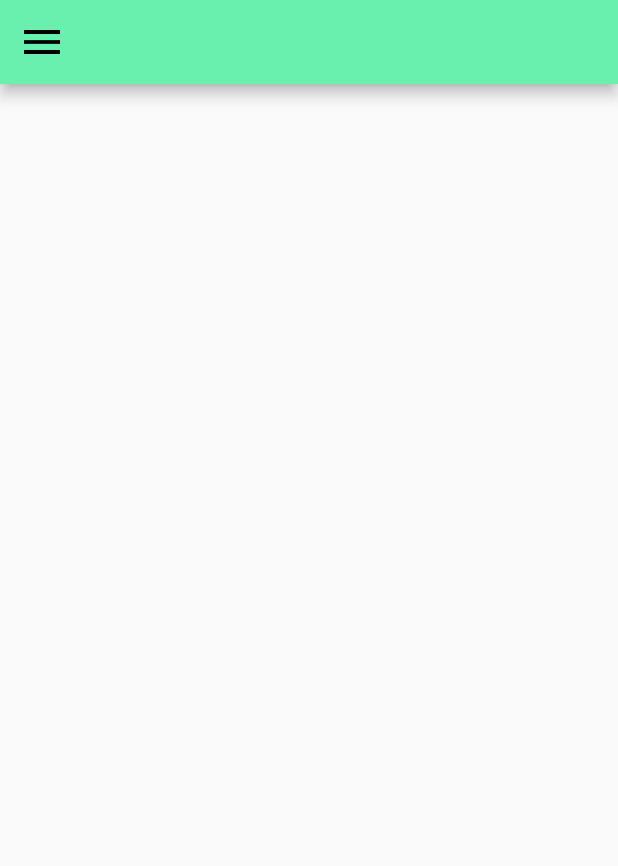
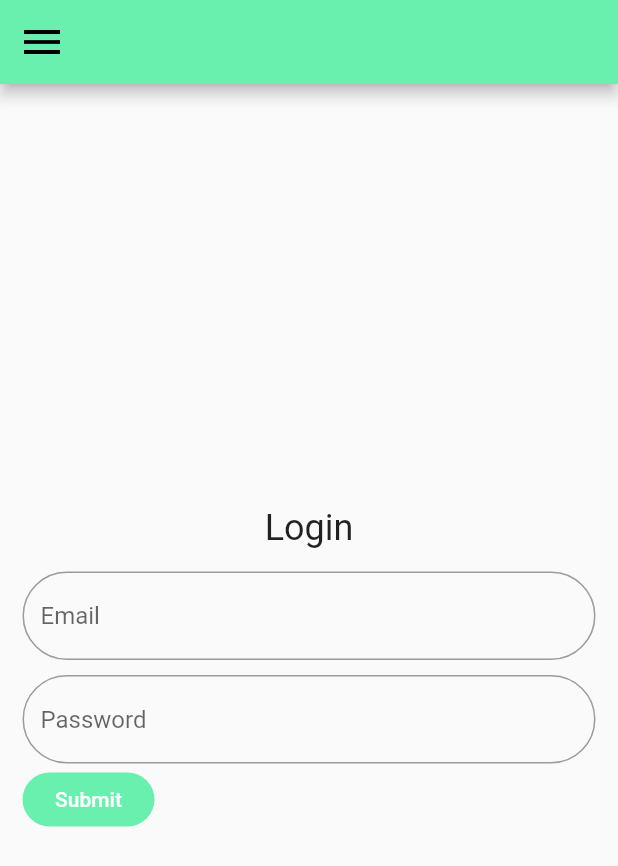
Before and after one commit to jessebelcourt/travel-gear-mobile, a Flutter app: the LoginView screen opened by its route, on a phone screen of 412 x 824 dp. Shown: the top 866 px of the screen. Run offline on Flutter 3.47's test engine with Material 2 defaults, Android fonts, the phone set to English and light mode, and no system bars; our stand-ins replace dio, equatable, flutter_redux, flutter_secure_storage, redux; accounts and stored records are empty; network calls fail.

Commit message:
Updated login view with input fields and submit button.

```diff
--- a/lib/ui/views/login_view.dart
+++ b/lib/ui/views/login_view.dart
@@ -18,7 +18,98 @@ class _LoginViewState extends State<LoginView> {
       key: _scaffoldKey,
       drawer: CustomAppDrawer(),
       appBar: CustomAppBar(scaffoldKey: _scaffoldKey),
-      body: ListView(),
+      body: Container(
+        padding: EdgeInsets.symmetric(
+          horizontal: 15,
+        ),
+        child: Column(
+          mainAxisAlignment: MainAxisAlignment.center,
+          children: <Widget>[
+            ListView(
+              shrinkWrap: true,
+              children: <Widget>[
+                _buildViewLabel(),
+                _buildEmailField(),
+                _buildPasswordField(),
+                _submitButton(context),
+              ],
+            ),
+          ],
+        ),
+      ),
+    );
+  }
+
+  Row _submitButton(BuildContext context) {
+    return Row(
+                children: <Widget>[
+                  FlatButton(
+                    shape: RoundedRectangleBorder(
+                      borderRadius: BorderRadius.circular(30),
+                    ),
+                    color: Theme.of(context).primaryColor,
+                    child: Container(
+                      padding: EdgeInsets.symmetric(
+                        vertical: 5,
+                      ),
+                      child: Text(
+                        'Submit',
+                        style: TextStyle(
+                          color: Colors.white,
+                        ),
+                      ),
+                    ),
+                    onPressed: () {
+                      print('login');
+                    },
+                  ),
+                ],
+              );
+  }
+
+  Container _buildViewLabel() {
+    return Container(
+      padding: EdgeInsets.symmetric(
+        vertical: 15,
+      ),
+      alignment: Alignment.center,
+      child: Text(
+        'Login',
+        style: TextStyle(
+          fontSize: 24,
+        ),
+      ),
+    );
+  }
+
+  Container _buildPasswordField() {
+    return Container(
+      child: TextField(
+        obscureText: true,
+        decoration: InputDecoration(
+          hintText: "Password",
+          border: OutlineInputBorder(
+            borderRadius: BorderRadius.circular(30),
+          ),
+        ),
+      ),
+    );
+  }
+
+  Container _buildEmailField() {
+    return Container(
+      margin: EdgeInsets.only(
+        bottom: 10,
+      ),
+      child: TextField(
+        keyboardType: TextInputType.emailAddress,
+        decoration: InputDecoration(
+          hintText: "Email",
+          border: OutlineInputBorder(
+            borderRadius: BorderRadius.circular(30),
+          ),
+        ),
+      ),
     );
   }
 }
```
